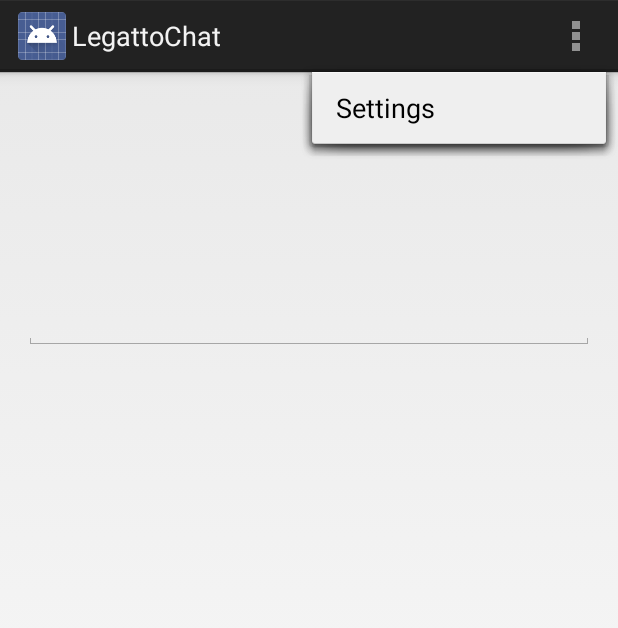
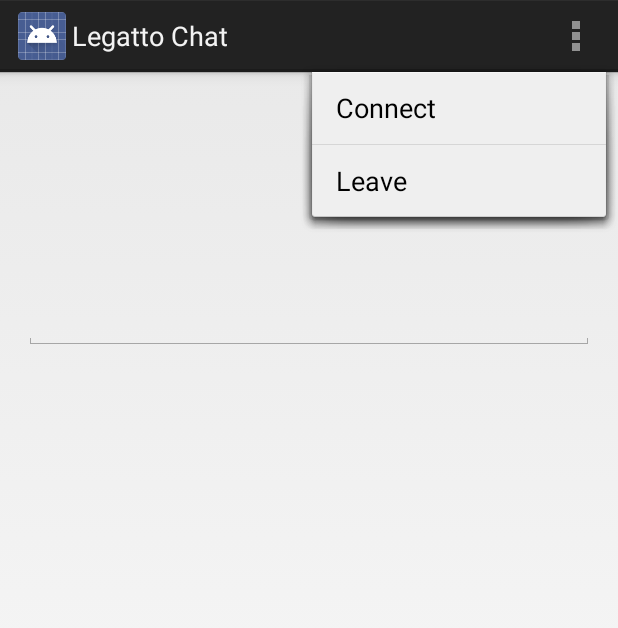
Before and after one commit to mootoh/Legatto, an Android app: the screen it shows after launch (MainActivity), with the options menu open, on a phone screen of 412 x 824 dp. Shown: the top 628 px of the screen. Run offline under Robolectric (Android 15) with nearby library versions, the light colour scheme and no system bars; 3 statements that could not run were skipped.

Commit message:
Connect/Leave from menu

```diff
--- a/android/chatapp/src/main/res/menu/main.xml
+++ b/android/chatapp/src/main/res/menu/main.xml
@@ -2,8 +2,12 @@
     xmlns:app="http://schemas.android.com/apk/res-auto"
     xmlns:tools="http://schemas.android.com/tools"
     tools:context="net.mootoh.legatto.chatapp.MainActivity" >
-    <item android:id="@+id/action_settings"
-        android:title="@string/action_settings"
+    <item android:id="@+id/action_connect"
+        android:title="@string/action_connect"
+        android:orderInCategory="100"
+        app:showAsAction="never" />
+    <item android:id="@+id/action_leave"
+        android:title="@string/action_leave"
         android:orderInCategory="100"
         app:showAsAction="never" />
 </menu>
--- a/android/chatapp/src/main/res/values/strings.xml
+++ b/android/chatapp/src/main/res/values/strings.xml
@@ -1,8 +1,8 @@
 <?xml version="1.0" encoding="utf-8"?>
 <resources>
 
-    <string name="app_name">LegattoChat</string>
-    <string name="hello_world">Hello world!</string>
-    <string name="action_settings">Settings</string>
+    <string name="app_name">Legatto Chat</string>
+    <string name="action_leave">Leave</string>
+    <string name="action_connect">Connect</string>
 
 </resources>
```
Also changed, not shown: android/chatapp/src/main/java/net/mootoh/legatto/chatapp/MainActivity.java (+22 -14 lines), android/legatto/src/main/java/net/mootoh/legatto/Session.java (+29 -15 lines).
